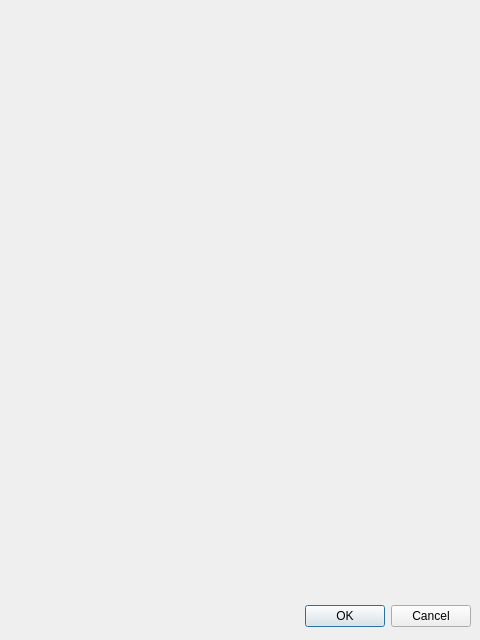
Before: the Qt Designer form acerca.ui in MateoProgramador/P59-Qt-Salarios, drawn with Qt 5.
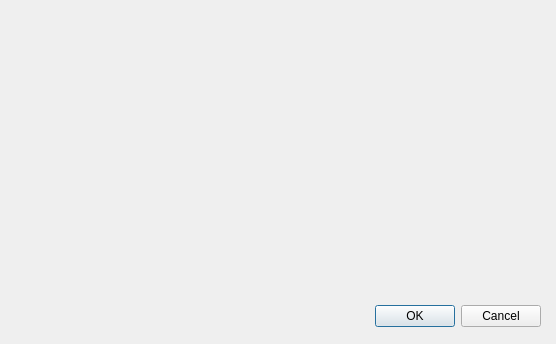
After: the same form once the commit is applied.

Commit message: Terminado diseño de Acerca de

```diff
--- a/acerca.ui
+++ b/acerca.ui
@@ -5,8 +5,8 @@
    <rect>
     <x>0</x>
     <y>0</y>
-    <width>480</width>
-    <height>640</height>
+    <width>556</width>
+    <height>344</height>
    </rect>
   </property>
   <property name="windowTitle">
@@ -15,8 +15,8 @@
   <widget class="QDialogButtonBox" name="buttonBox">
    <property name="geometry">
     <rect>
-     <x>10</x>
-     <y>600</y>
+     <x>80</x>
+     <y>300</y>
      <width>461</width>
      <height>32</height>
     </rect>
```
Left out of the diff: 11 changed lines with no effect on the pictures. The commit also changes 5 other files.
